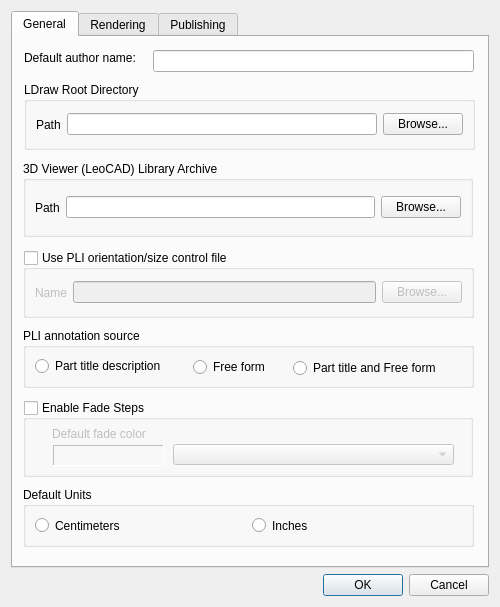
Above: mainApp/preferences.ui from trevorsandy/lpub3d before the change. Below: the same form after it.
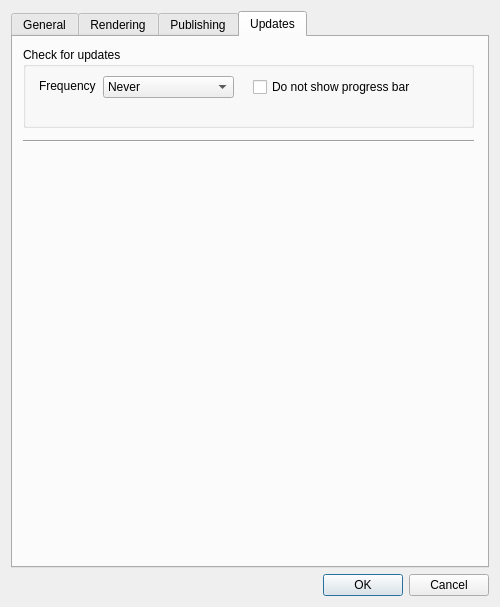
That is the form after the change.

Diff of the .ui file:
```diff
--- a/mainApp/preferences.ui
+++ b/mainApp/preferences.ui
@@ -18,7 +18,7 @@
    <item row="0" column="0">
     <widget class="QTabWidget" name="tabWidget">
      <property name="currentIndex">
-      <number>0</number>
+      <number>3</number>
      </property>
      <widget class="QWidget" name="tabGeneral">
       <attribute name="title">
@@ -788,6 +788,107 @@
       <zorder>publishEmail_Edit</zorder>
       <zorder>publishCopyright_Chk</zorder>
      </widget>
+     <widget class="QWidget" name="tabUpdates">
+      <attribute name="title">
+       <string>Updates</string>
+      </attribute>
+      <widget class="QLabel" name="label_11">
+       <property name="geometry">
+        <rect>
+         <x>26</x>
+         <y>39</y>
+         <width>61</width>
+         <height>20</height>
+        </rect>
+       </property>
+       <property name="text">
+        <string>Frequency</string>
+       </property>
+      </widget>
+      <widget class="QComboBox" name="comboCheckForUpdates">
+       <property name="geometry">
+        <rect>
+         <x>90</x>
+         <y>39</y>
+         <width>131</width>
+         <height>22</height>
+        </rect>
+       </property>
+       <property name="toolTip">
+        <string>Select check for update frequency</string>
+       </property>
+       <item>
+        <property name="text">
+         <string>Never</string>
+        </property>
+       </item>
+       <item>
+        <property name="text">
+         <string>Once a day</string>
+        </property>
+       </item>
+       <item>
+        <property name="text">
+         <string>Once a week</string>
+        </property>
+       </item>
+       <item>
+        <property name="text">
+         <string>Once a month</string>
+        </property>
+       </item>
+      </widget>
+      <widget class="QCheckBox" name="chkBoxSilent">
+       <property name="geometry">
+        <rect>
+         <x>240</x>
+         <y>40</y>
+         <width>201</width>
+         <height>20</height>
+        </rect>
+       </property>
+       <property name="toolTip">
+        <string>Do not show progress bar while checking for updates</string>
+       </property>
+       <property name="text">
+        <string>Do not show progress bar</string>
+       </property>
+      </widget>
+      <widget class="QGroupBox" name="groupBoxUpdates">
+       <property name="geometry">
+        <rect>
+         <x>10</x>
+         <y>10</y>
+         <width>451</width>
+         <height>81</height>
+        </rect>
+       </property>
+       <property name="toolTip">
+        <string>Check for newer version online.</string>
+       </property>
+       <property name="title">
+        <string>Check for updates</string>
+       </property>
+      </widget>
+      <widget class="Line" name="line">
+       <property name="geometry">
+        <rect>
+         <x>10</x>
+         <y>96</y>
+         <width>451</width>
+         <height>16</height>
+        </rect>
+       </property>
+       <property name="orientation">
+        <enum>Qt::Horizontal</enum>
+       </property>
+      </widget>
+      <zorder>groupBoxUpdates</zorder>
+      <zorder>label_11</zorder>
+      <zorder>comboCheckForUpdates</zorder>
+      <zorder>chkBoxSilent</zorder>
+      <zorder>line</zorder>
+     </widget>
     </widget>
    </item>
    <item row="1" column="0">
```
